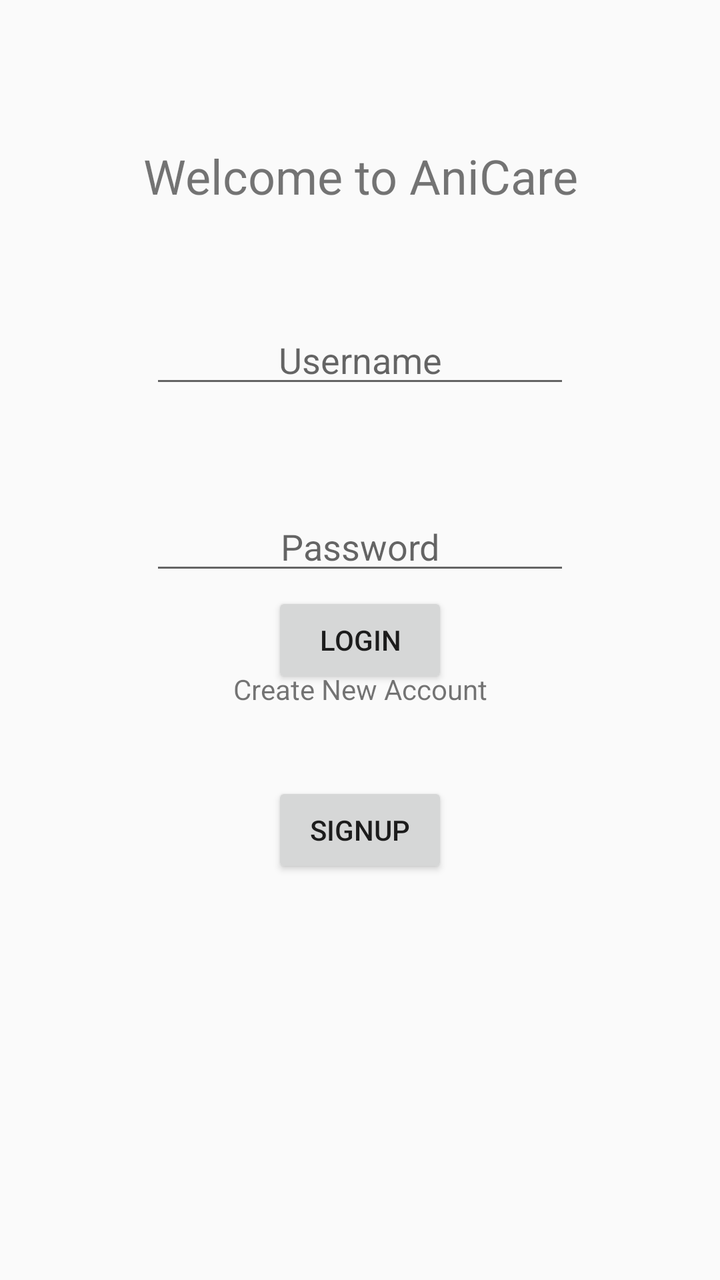
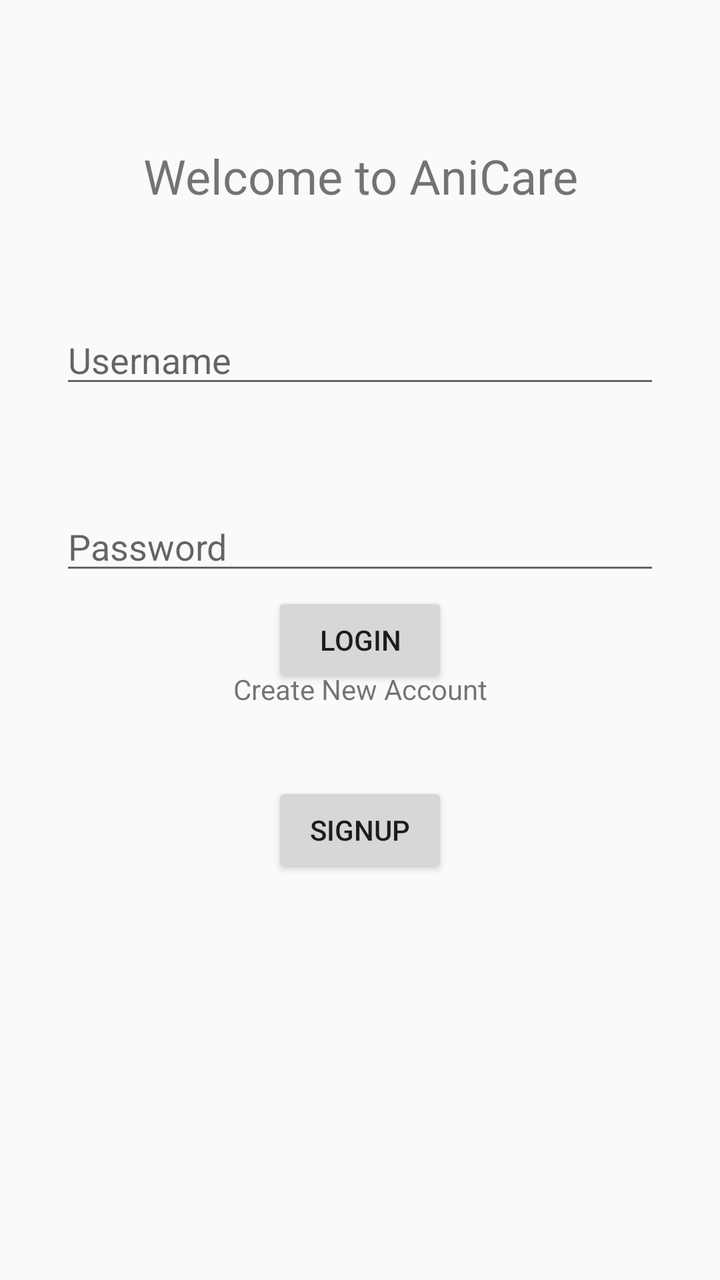

Before-and-after screenshots of an Android layout around one commit, followed by the original layout XML and the change that was made.
<!-- AndroidManifest.xml: application theme AppTheme -->
<!-- res/layout/activity_main.xml -->
<?xml version="1.0" encoding="utf-8"?>
<androidx.constraintlayout.widget.ConstraintLayout xmlns:android="http://schemas.android.com/apk/res/android"
    xmlns:app="http://schemas.android.com/apk/res-auto"
    xmlns:tools="http://schemas.android.com/tools"
    android:layout_width="match_parent"
    android:layout_height="match_parent"
    tools:context=".MainActivity">

    <TextView
        android:id="@+id/Maintext"
        android:layout_width="263dp"
        android:layout_height="45dp"
        android:layout_marginTop="104dp"
        android:text="Welcome to AniCare"
        android:textAlignment="center"
        android:textSize="24sp"
        app:layout_constraintBottom_toTopOf="@+id/LoginUsername"
        app:layout_constraintEnd_toEndOf="parent"
        app:layout_constraintStart_toStartOf="parent"
        app:layout_constraintTop_toTopOf="parent"
        app:layout_constraintVertical_bias="0.0" />

    <EditText
        android:id="@+id/LoginUsername"
        android:layout_width="wrap_content"
        android:layout_height="wrap_content"
        android:layout_marginTop="41dp"
        android:layout_marginBottom="26dp"
        android:ems="10"
        android:hint="Username"
        android:inputType="textPersonName"
        android:textAlignment="center"
        app:layout_constraintBottom_toTopOf="@+id/password"
        app:layout_constraintEnd_toEndOf="parent"
        app:layout_constraintStart_toStartOf="parent"
        app:layout_constraintTop_toBottomOf="@+id/Maintext" />

    <EditText
        android:id="@+id/password"
        android:layout_width="wrap_content"
        android:layout_height="wrap_content"
        android:layout_marginTop="26dp"
        android:layout_marginBottom="36dp"
        android:ems="10"
        android:hint="Password"
        android:inputType="textPassword"
        android:textAlignment="center"
        app:layout_constraintBottom_toTopOf="@+id/Loginbtn"
        app:layout_constraintEnd_toEndOf="parent"
        app:layout_constraintStart_toStartOf="parent"
        app:layout_constraintTop_toBottomOf="@+id/LoginUsername" />

    <Button
        android:id="@+id/Loginbtn"
        android:layout_width="wrap_content"
        android:layout_height="wrap_content"
        android:text="Login"
        app:layout_constraintBottom_toBottomOf="parent"
        app:layout_constraintEnd_toEndOf="parent"
        app:layout_constraintStart_toStartOf="parent"
        app:layout_constraintTop_toTopOf="parent" />

    <Button
        android:id="@+id/Signupbtn1"
        android:layout_width="wrap_content"
        android:layout_height="wrap_content"
        android:layout_marginTop="17dp"
        android:layout_marginBottom="232dp"
        android:onClick="signUp"
        android:text="SignUp"
        app:layout_constraintBottom_toBottomOf="parent"
        app:layout_constraintEnd_toEndOf="parent"
        app:layout_constraintStart_toStartOf="parent"
        app:layout_constraintTop_toBottomOf="@+id/textView" />

    <TextView
        android:id="@+id/textView"
        android:layout_width="245dp"
        android:layout_height="22dp"
        android:layout_marginTop="22dp"
        android:layout_marginBottom="17dp"
        android:text="Create New Account"
        android:textAlignment="center"
        app:layout_constraintBottom_toTopOf="@+id/Signupbtn1"
        app:layout_constraintEnd_toEndOf="parent"
        app:layout_constraintStart_toStartOf="parent"
        app:layout_constraintTop_toBottomOf="@+id/Loginbtn" />
</androidx.constraintlayout.widget.ConstraintLayout>
<!-- resources referenced by this layout -->
<resources>
  <style name="AppTheme" parent="Theme.AppCompat.Light.DarkActionBar">
          
          <item name="colorPrimary">@color/colorPrimary</item>
          <item name="colorPrimaryDark">@color/colorPrimaryDark</item>
          <item name="colorAccent">@color/colorAccent</item>
      </style>
  <color name="colorPrimary">#008577</color>
  <color name="colorPrimaryDark">#00574B</color>
  <color name="colorAccent">#D81B60</color>
</resources>

<!-- the commit's change to res/layout/activity_main.xml (unified diff, before → after) -->
@@ -22,29 +22,31 @@
 
     <EditText
         android:id="@+id/LoginUsername"
-        android:layout_width="wrap_content"
+        android:layout_width="0dp"
         android:layout_height="wrap_content"
+        android:layout_marginStart="30dp"
         android:layout_marginTop="41dp"
+        android:layout_marginEnd="30dp"
         android:layout_marginBottom="26dp"
         android:ems="10"
         android:hint="Username"
-        android:inputType="textPersonName"
-        android:textAlignment="center"
-        app:layout_constraintBottom_toTopOf="@+id/password"
+        android:inputType="textEmailAddress"
+        app:layout_constraintBottom_toTopOf="@+id/LoginPassword"
         app:layout_constraintEnd_toEndOf="parent"
         app:layout_constraintStart_toStartOf="parent"
         app:layout_constraintTop_toBottomOf="@+id/Maintext" />
 
     <EditText
-        android:id="@+id/password"
-        android:layout_width="wrap_content"
+        android:id="@+id/LoginPassword"
+        android:layout_width="match_parent"
         android:layout_height="wrap_content"
+        android:layout_marginStart="30dp"
         android:layout_marginTop="26dp"
+        android:layout_marginEnd="30dp"
         android:layout_marginBottom="36dp"
         android:ems="10"
         android:hint="Password"
         android:inputType="textPassword"
-        android:textAlignment="center"
         app:layout_constraintBottom_toTopOf="@+id/Loginbtn"
         app:layout_constraintEnd_toEndOf="parent"
         app:layout_constraintStart_toStartOf="parent"
@@ -61,12 +63,11 @@
         app:layout_constraintTop_toTopOf="parent" />
 
     <Button
-        android:id="@+id/Signupbtn1"
+        android:id="@+id/Signupbtn"
         android:layout_width="wrap_content"
         android:layout_height="wrap_content"
         android:layout_marginTop="17dp"
         android:layout_marginBottom="232dp"
-        android:onClick="signUp"
         android:text="SignUp"
         app:layout_constraintBottom_toBottomOf="parent"
         app:layout_constraintEnd_toEndOf="parent"
@@ -81,7 +82,7 @@
         android:layout_marginBottom="17dp"
         android:text="Create New Account"
         android:textAlignment="center"
-        app:layout_constraintBottom_toTopOf="@+id/Signupbtn1"
+        app:layout_constraintBottom_toTopOf="@+id/Signupbtn"
         app:layout_constraintEnd_toEndOf="parent"
         app:layout_constraintStart_toStartOf="parent"
         app:layout_constraintTop_toBottomOf="@+id/Loginbtn" />
